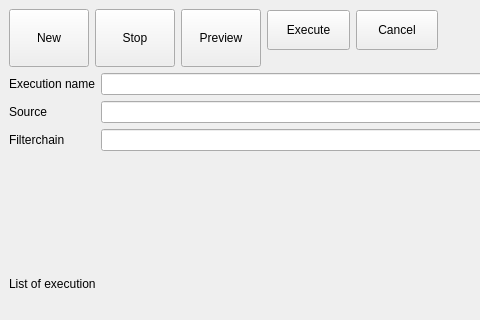
Before: the Qt Designer form SeaGoatVision/client/qt/uifiles/WinExecution.ui in Octets/SeaGoatVision, drawn with Qt 5; both pictures show x 0 to 480 and y 0 to 320 of the 919 by 559 pixel window.
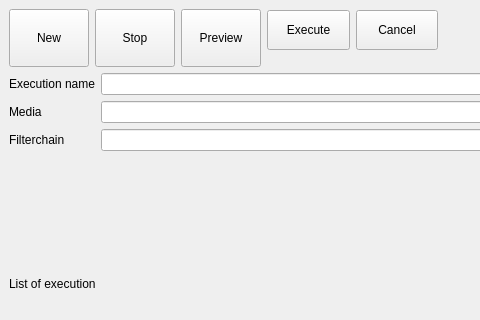
After: the same form once the commit is applied.

Commit message: Rename image provider and source to media.

What changed in the file:
```diff
--- a/SeaGoatVision/client/qt/uifiles/WinExecution.ui
+++ b/SeaGoatVision/client/qt/uifiles/WinExecution.ui
@@ -204,7 +204,7 @@
         <item row="2" column="0">
          <widget class="QLabel" name="label_3">
           <property name="text">
-           <string>Source</string>
+           <string>Media</string>
           </property>
          </widget>
         </item>
```
The commit also changes 2 other files.
